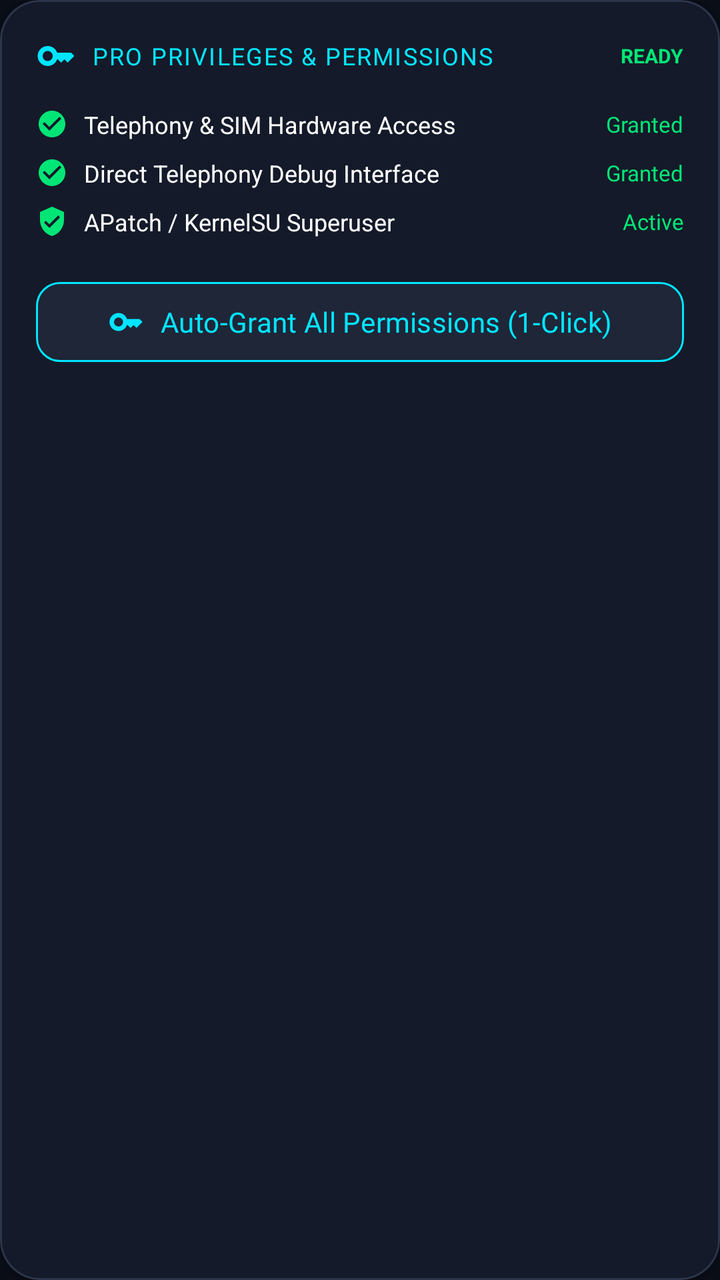
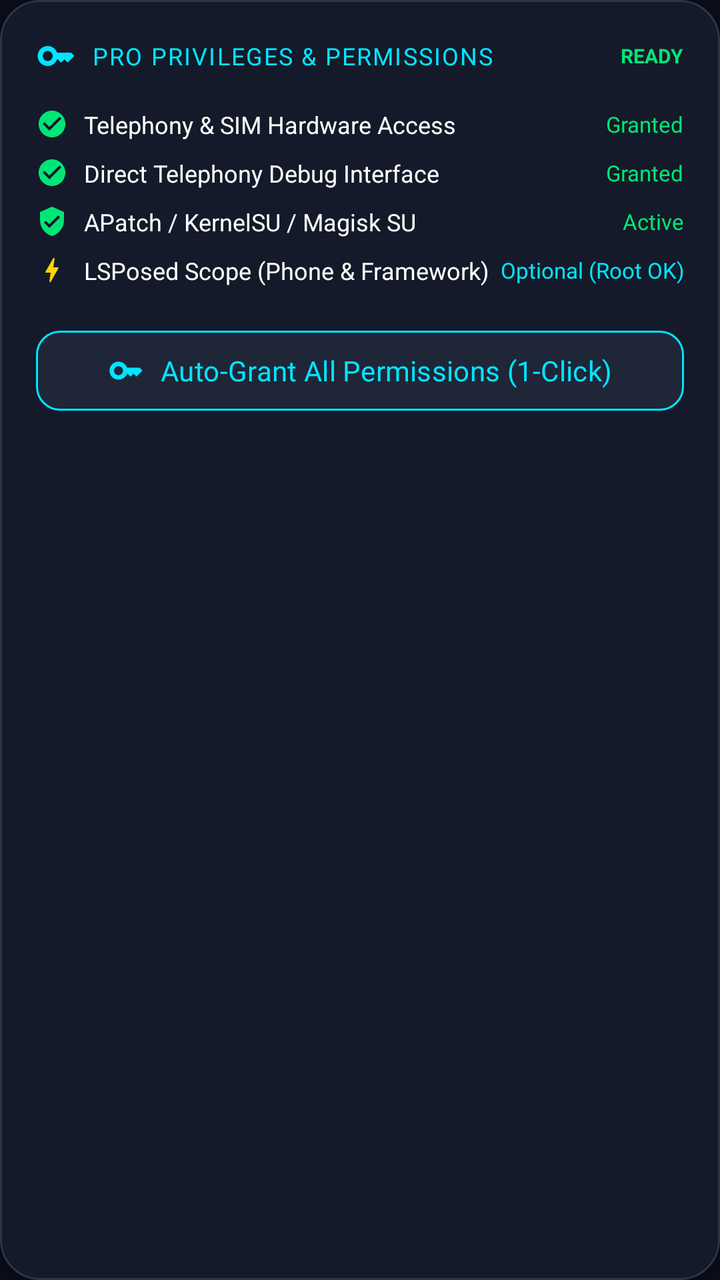

The first picture is an Android layout as it rendered before a commit; the second is the same layout after the commit. The layout source and the unified diff follow.
<!-- AndroidManifest.xml: application theme Theme.PhoneNumberSetter -->
<!-- res/layout/include_main_loaded_card_perms.xml -->
<?xml version="1.0" encoding="utf-8"?>
<com.google.android.material.card.MaterialCardView xmlns:android="http://schemas.android.com/apk/res/android"
    xmlns:app="http://schemas.android.com/apk/res-auto"
    android:layout_width="match_parent"
    android:layout_height="wrap_content"
    app:cardCornerRadius="20dp"
    app:cardElevation="4dp"
    app:strokeWidth="1dp"
    app:strokeColor="@color/card_stroke"
    app:cardBackgroundColor="@color/surface_cyber"
    style="@style/Widget.Material3.CardView.Filled">

    <LinearLayout
        android:layout_width="match_parent"
        android:layout_height="wrap_content"
        android:orientation="vertical"
        android:padding="18dp">

        <LinearLayout
            android:layout_width="match_parent"
            android:layout_height="wrap_content"
            android:orientation="horizontal"
            android:gravity="center_vertical">

            <ImageView
                android:layout_width="20dp"
                android:layout_height="20dp"
                android:src="@drawable/ic_key"
                app:tint="@color/neon_cyan" />

            <TextView
                android:layout_width="0dp"
                android:layout_height="wrap_content"
                android:layout_weight="1"
                android:layout_marginStart="8dp"
                android:text="PRO PRIVILEGES &amp; PERMISSIONS"
                android:textSize="12sp"
                android:letterSpacing="0.06"
                android:fontFamily="@font/google_sans_text_bold"
                android:textColor="@color/neon_cyan" />

            <TextView
                android:id="@+id/perm_summary_badge"
                android:layout_width="wrap_content"
                android:layout_height="wrap_content"
                android:text="READY"
                android:textSize="10sp"
                android:textStyle="bold"
                android:textColor="@color/neon_green" />

        </LinearLayout>

        <LinearLayout
            android:layout_width="match_parent"
            android:layout_height="wrap_content"
            android:layout_marginTop="12dp"
            android:orientation="vertical">

            
            <LinearLayout
                android:layout_width="match_parent"
                android:layout_height="wrap_content"
                android:gravity="center_vertical"
                android:paddingVertical="4dp"
                android:orientation="horizontal">

                <ImageView
                    android:id="@+id/icon_perm_phone"
                    android:layout_width="16dp"
                    android:layout_height="16dp"
                    android:src="@drawable/ic_check_circle"
                    app:tint="@color/neon_green" />

                <TextView
                    android:layout_width="0dp"
                    android:layout_height="wrap_content"
                    android:layout_weight="1"
                    android:layout_marginStart="8dp"
                    android:text="Telephony &amp; SIM Hardware Access"
                    android:textSize="12sp"
                    android:textColor="@color/text_primary" />

                <TextView
                    android:id="@+id/status_perm_phone"
                    android:layout_width="wrap_content"
                    android:layout_height="wrap_content"
                    android:text="Granted"
                    android:textSize="11sp"
                    android:fontFamily="@font/google_sans_text_bold"
                    android:textColor="@color/neon_green" />

            </LinearLayout>

            
            <LinearLayout
                android:layout_width="match_parent"
                android:layout_height="wrap_content"
                android:gravity="center_vertical"
                android:paddingVertical="4dp"
                android:orientation="horizontal">

                <ImageView
                    android:id="@+id/icon_perm_dump"
                    android:layout_width="16dp"
                    android:layout_height="16dp"
                    android:src="@drawable/ic_check_circle"
                    app:tint="@color/neon_green" />

                <TextView
                    android:layout_width="0dp"
                    android:layout_height="wrap_content"
                    android:layout_weight="1"
                    android:layout_marginStart="8dp"
                    android:text="Direct Telephony Debug Interface"
                    android:textSize="12sp"
                    android:textColor="@color/text_primary" />

                <TextView
                    android:id="@+id/status_perm_dump"
                    android:layout_width="wrap_content"
                    android:layout_height="wrap_content"
                    android:text="Granted"
                    android:textSize="11sp"
                    android:fontFamily="@font/google_sans_text_bold"
                    android:textColor="@color/neon_green" />

            </LinearLayout>

            
            <LinearLayout
                android:layout_width="match_parent"
                android:layout_height="wrap_content"
                android:gravity="center_vertical"
                android:paddingVertical="4dp"
                android:orientation="horizontal">

                <ImageView
                    android:id="@+id/icon_perm_root"
                    android:layout_width="16dp"
                    android:layout_height="16dp"
                    android:src="@drawable/ic_shield_check"
                    app:tint="@color/neon_green" />

                <TextView
                    android:layout_width="0dp"
                    android:layout_height="wrap_content"
                    android:layout_weight="1"
                    android:layout_marginStart="8dp"
                    android:text="APatch / KernelSU Superuser"
                    android:textSize="12sp"
                    android:textColor="@color/text_primary" />

                <TextView
                    android:id="@+id/status_perm_root"
                    android:layout_width="wrap_content"
                    android:layout_height="wrap_content"
                    android:text="Active"
                    android:textSize="11sp"
                    android:fontFamily="@font/google_sans_text_bold"
                    android:textColor="@color/neon_green" />

            </LinearLayout>

        </LinearLayout>

        <com.google.android.material.button.MaterialButton
            android:id="@+id/btn_auto_grant_perms"
            style="@style/Widget.Material3.Button.TonalButton"
            android:layout_width="match_parent"
            android:layout_height="wrap_content"
            android:layout_marginTop="14dp"
            app:cornerRadius="12dp"
            app:icon="@drawable/ic_key"
            app:iconTint="@color/neon_cyan"
            app:iconGravity="textStart"
            app:backgroundTint="@color/surface_cyber_elevated"
            app:strokeColor="@color/neon_cyan"
            app:strokeWidth="1dp"
            android:textColor="@color/neon_cyan"
            android:fontFamily="@font/google_sans_text_bold"
            android:text="Auto-Grant All Permissions (1-Click)" />

    </LinearLayout>

</com.google.android.material.card.MaterialCardView>
<!-- resources referenced by this layout -->
<resources>
  <color name="card_stroke">#2C3549</color>
  <color name="neon_cyan">#00E5FF</color>
  <color name="neon_green">#00E676</color>
  <color name="surface_cyber">#141A29</color>
  <color name="surface_cyber_elevated">#1E2638</color>
  <color name="text_primary">#FFFFFF</color>
  <!-- drawable ic_check_circle (drawable) -->
  <vector xmlns:android="http://schemas.android.com/apk/res/android"
      android:width="24dp"
      android:height="24dp"
      android:viewportWidth="24"
      android:viewportHeight="24">
    <path
        android:fillColor="#FFFFFFFF"
        android:pathData="M12,2C6.48,2 2,6.48 2,12s4.48,10 10,10 10,-4.48 10,-10S17.52,2 12,2zM10,17l-5,-5 1.41,-1.41L10,14.17l7.59,-7.59L19,8l-9,9z"/>
  </vector>
  <!-- drawable ic_key (drawable) -->
  <vector xmlns:android="http://schemas.android.com/apk/res/android"
      android:width="24dp"
      android:height="24dp"
      android:viewportWidth="24"
      android:viewportHeight="24">
    <path
        android:fillColor="#FFFFFFFF"
        android:pathData="M21,10h-8.35C11.83,7.67 9.61,6 7,6c-3.31,0 -6,2.69 -6,6s2.69,6 6,6c2.61,0 4.83,-1.67 5.65,-4H13l2,2 2,-2 2,2 4,-4.04L21,10zM7,15c-1.65,0 -3,-1.35 -3,-3s1.35,-3 3,-3 3,1.35 3,3 -1.35,3 -3,3z"/>
  </vector>
  <!-- drawable ic_shield_check (drawable) -->
  <vector xmlns:android="http://schemas.android.com/apk/res/android"
      android:width="24dp"
      android:height="24dp"
      android:viewportWidth="24"
      android:viewportHeight="24">
    <path
        android:fillColor="#FFFFFFFF"
        android:pathData="M12,1L3,5v6c0,5.55 3.84,10.74 9,12 5.16,-1.26 9,-6.45 9,-12V5l-9,-4zM10,17l-4,-4 1.41,-1.41L10,14.17l6.59,-6.59L18,9l-8,8z"/>
  </vector>
  <style name="Theme.PhoneNumberSetter" parent="Theme.Material3.Dark.NoActionBar">
          <item name="android:colorPrimary">@color/neon_cyan</item>
          <item name="android:colorPrimaryDark">#00B0FF</item>
          <item name="android:colorAccent">@color/neon_violet</item>
          <item name="android:windowBackground">@color/bg_cyber</item>
          <item name="android:statusBarColor">@color/bg_cyber</item>
          <item name="android:navigationBarColor">@color/bg_cyber</item>
          <item name="android:windowLightStatusBar">false</item>
          <item name="android:windowLightNavigationBar">false</item>
      </style>
  <color name="neon_violet">#7C4DFF</color>
  <color name="bg_cyber">#0A0E17</color>
</resources>

<!-- the commit's change to res/layout/include_main_loaded_card_perms.xml (unified diff, before → after) -->
@@ -146,7 +146,7 @@
                     android:layout_height="wrap_content"
                     android:layout_weight="1"
                     android:layout_marginStart="8dp"
-                    android:text="APatch / KernelSU Superuser"
+                    android:text="APatch / KernelSU / Magisk SU"
                     android:textSize="12sp"
                     android:textColor="@color/text_primary" />
 
@@ -158,6 +158,41 @@
                     android:textSize="11sp"
                     android:fontFamily="@font/google_sans_text_bold"
                     android:textColor="@color/neon_green" />
+
+            </LinearLayout>
+
+            
+            <LinearLayout
+                android:layout_width="match_parent"
+                android:layout_height="wrap_content"
+                android:gravity="center_vertical"
+                android:paddingVertical="4dp"
+                android:orientation="horizontal">
+
+                <ImageView
+                    android:id="@+id/icon_perm_lsposed"
+                    android:layout_width="16dp"
+                    android:layout_height="16dp"
+                    android:src="@drawable/ic_bolt"
+                    app:tint="@color/neon_amber" />
+
+                <TextView
+                    android:layout_width="0dp"
+                    android:layout_height="wrap_content"
+                    android:layout_weight="1"
+                    android:layout_marginStart="8dp"
+                    android:text="LSPosed Scope (Phone &amp; Framework)"
+                    android:textSize="12sp"
+                    android:textColor="@color/text_primary" />
+
+                <TextView
+                    android:id="@+id/status_perm_lsposed"
+                    android:layout_width="wrap_content"
+                    android:layout_height="wrap_content"
+                    android:text="Optional (Root OK)"
+                    android:textSize="11sp"
+                    android:fontFamily="@font/google_sans_text_bold"
+                    android:textColor="@color/neon_cyan" />
 
             </LinearLayout>
 
<!-- resource entries referenced after the edit -->
@@ -1,11 +1,22 @@
 <!-- resources referenced by this layout -->
 <resources>
   <color name="card_stroke">#2C3549</color>
+  <color name="neon_amber">#FFD600</color>
   <color name="neon_cyan">#00E5FF</color>
   <color name="neon_green">#00E676</color>
   <color name="surface_cyber">#141A29</color>
   <color name="surface_cyber_elevated">#1E2638</color>
   <color name="text_primary">#FFFFFF</color>
+  <!-- drawable ic_bolt (drawable) -->
+  <vector xmlns:android="http://schemas.android.com/apk/res/android"
+      android:width="24dp"
+      android:height="24dp"
+      android:viewportWidth="24"
+      android:viewportHeight="24">
+    <path
+        android:fillColor="#FFFFFFFF"
+        android:pathData="M11,21h-1l1,-7H7.5c-0.58,0 -0.57,-0.32 -0.38,-0.66 0.19,-0.34 0.05,-0.08 0.07,-0.12C8.48,10.94 10.42,7.54 13,3h1l-1,7h3.5c0.49,0 0.56,0.33 0.31,0.67l-5.81,10.33z"/>
+  </vector>
   <!-- drawable ic_check_circle (drawable) -->
   <vector xmlns:android="http://schemas.android.com/apk/res/android"
       android:width="24dp"
